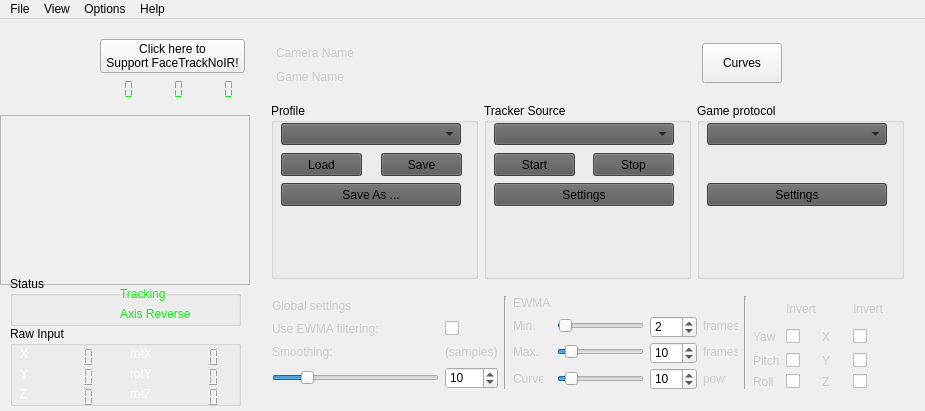
Above: FaceTrackNoIR/FaceTrackNoIR.ui from aavendan/facetracknoir before the change. Below: the same form after it.
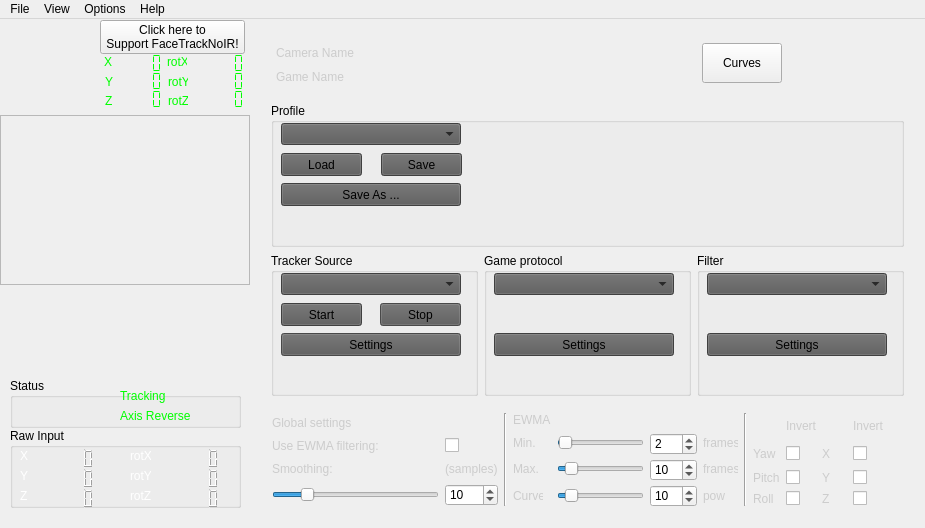
That is the form after the change. Icons and pictures are not drawn.

Commit message: Making Filter-DLL into plug-in

Patch:
```diff
--- a/FaceTrackNoIR/FaceTrackNoIR.ui
+++ b/FaceTrackNoIR/FaceTrackNoIR.ui
@@ -11,7 +11,7 @@
     <x>0</x>
     <y>0</y>
     <width>925</width>
-    <height>411</height>
+    <height>528</height>
    </rect>
   </property>
   <property name="sizePolicy">
@@ -220,7 +220,7 @@
              <property name="geometry">
               <rect>
                <x>100</x>
-               <y>20</y>
+               <y>1</y>
                <width>145</width>
                <height>34</height>
               </rect>
@@ -246,9 +246,9 @@
             <widget class="QLCDNumber" name="lcdNumOutputRotX">
              <property name="geometry">
               <rect>
-               <x>100</x>
-               <y>60</y>
-               <width>41</width>
+               <x>196</x>
+               <y>34</y>
+               <width>50</width>
                <height>21</height>
               </rect>
              </property>
@@ -265,7 +265,7 @@
               <enum>QFrame::Raised</enum>
              </property>
              <property name="numDigits">
-              <number>3</number>
+              <number>5</number>
              </property>
              <property name="segmentStyle">
               <enum>QLCDNumber::Flat</enum>
@@ -274,9 +274,9 @@
             <widget class="QLCDNumber" name="lcdNumOutputRotY">
              <property name="geometry">
               <rect>
-               <x>150</x>
-               <y>60</y>
-               <width>41</width>
+               <x>196</x>
+               <y>52</y>
+               <width>50</width>
                <height>21</height>
               </rect>
              </property>
@@ -293,7 +293,7 @@
               <enum>QFrame::Raised</enum>
              </property>
              <property name="numDigits">
-              <number>3</number>
+              <number>5</number>
              </property>
              <property name="segmentStyle">
               <enum>QLCDNumber::Flat</enum>
@@ -302,9 +302,9 @@
             <widget class="QLCDNumber" name="lcdNumOutputRotZ">
              <property name="geometry">
               <rect>
-               <x>200</x>
-               <y>60</y>
-               <width>41</width>
+               <x>196</x>
+               <y>70</y>
+               <width>50</width>
                <height>21</height>
               </rect>
              </property>
@@ -321,12 +321,192 @@
               <enum>QFrame::Raised</enum>
              </property>
              <property name="numDigits">
-              <number>3</number>
+              <number>5</number>
              </property>
              <property name="segmentStyle">
               <enum>QLCDNumber::Flat</enum>
              </property>
             </widget>
+            <widget class="QLCDNumber" name="lcdNumOutputPosX">
+             <property name="geometry">
+              <rect>
+               <x>114</x>
+               <y>34</y>
+               <width>50</width>
+               <height>21</height>
+              </rect>
+             </property>
+             <property name="autoFillBackground">
+              <bool>false</bool>
+             </property>
+             <property name="styleSheet">
+              <string notr="true">color: rgb(0, 255, 0);</string>
+             </property>
+             <property name="frameShape">
+              <enum>QFrame::NoFrame</enum>
+             </property>
+             <property name="frameShadow">
+              <enum>QFrame::Raised</enum>
+             </property>
+             <property name="numDigits">
+              <number>5</number>
+             </property>
+             <property name="segmentStyle">
+              <enum>QLCDNumber::Flat</enum>
+             </property>
+            </widget>
+            <widget class="QLCDNumber" name="lcdNumOutputPosY">
+             <property name="geometry">
+              <rect>
+               <x>114</x>
+               <y>52</y>
+               <width>50</width>
+               <height>21</height>
+              </rect>
+             </property>
+             <property name="autoFillBackground">
+              <bool>false</bool>
+             </property>
+             <property name="styleSheet">
+              <string notr="true">color: rgb(0, 255, 0);</string>
+             </property>
+             <property name="frameShape">
+              <enum>QFrame::NoFrame</enum>
+             </property>
+             <property name="frameShadow">
+              <enum>QFrame::Raised</enum>
+             </property>
+             <property name="numDigits">
+              <number>5</number>
+             </property>
+             <property name="segmentStyle">
+              <enum>QLCDNumber::Flat</enum>
+             </property>
+            </widget>
+            <widget class="QLCDNumber" name="lcdNumOutputPosZ">
+             <property name="geometry">
+              <rect>
+               <x>114</x>
+               <y>70</y>
+               <width>50</width>
+               <height>21</height>
+              </rect>
+             </property>
+             <property name="autoFillBackground">
+              <bool>false</bool>
+             </property>
+             <property name="styleSheet">
+              <string notr="true">color: rgb(0, 255, 0);</string>
+             </property>
+             <property name="frameShape">
+              <enum>QFrame::NoFrame</enum>
+             </property>
+             <property name="frameShadow">
+              <enum>QFrame::Raised</enum>
+             </property>
+             <property name="numDigits">
+              <number>5</number>
+             </property>
+             <property name="segmentStyle">
+              <enum>QLCDNumber::Flat</enum>
+             </property>
+            </widget>
+            <widget class="QLabel" name="lblX">
+             <property name="geometry">
+              <rect>
+               <x>104</x>
+               <y>35</y>
+               <width>16</width>
+               <height>16</height>
+              </rect>
+             </property>
+             <property name="styleSheet">
+              <string notr="true">color: rgb(0, 255, 0);</string>
+             </property>
+             <property name="text">
+              <string>X</string>
+             </property>
+            </widget>
+            <widget class="QLabel" name="lblY">
+             <property name="geometry">
+              <rect>
+               <x>105</x>
+               <y>55</y>
+               <width>16</width>
+               <height>16</height>
+              </rect>
+             </property>
+             <property name="styleSheet">
+              <string notr="true">color: rgb(0, 255, 0);</string>
+             </property>
+             <property name="text">
+              <string>Y</string>
+             </property>
+            </widget>
+            <widget class="QLabel" name="lblZ">
+             <property name="geometry">
+              <rect>
+               <x>105</x>
+               <y>74</y>
+               <width>16</width>
+               <height>16</height>
+              </rect>
+             </property>
+             <property name="styleSheet">
+              <string notr="true">color: rgb(0, 255, 0);</string>
+             </property>
+             <property name="text">
+              <string>Z</string>
+             </property>
+            </widget>
+            <widget class="QLabel" name="lblRotZ">
+             <property name="geometry">
+              <rect>
+               <x>168</x>
+               <y>74</y>
+               <width>20</width>
+               <height>16</height>
+              </rect>
+             </property>
+             <property name="styleSheet">
+              <string notr="true">color: rgb(0, 255, 0);</string>
+             </property>
+             <property name="text">
+              <string>rotZ</string>
+             </property>
+            </widget>
+            <widget class="QLabel" name="lblRotX">
+             <property name="geometry">
+              <rect>
+               <x>167</x>
+               <y>35</y>
+               <width>20</width>
+               <height>16</height>
+              </rect>
+             </property>
+             <property name="styleSheet">
+              <string notr="true">color: rgb(0, 255, 0);</string>
+             </property>
+             <property name="text">
+              <string>rotX</string>
+             </property>
+            </widget>
+            <widget class="QLabel" name="lblRotY">
+             <property name="geometry">
+              <rect>
+               <x>168</x>
+               <y>55</y>
+               <width>20</width>
+               <height>16</height>
+              </rect>
+             </property>
+             <property name="styleSheet">
+              <string notr="true">color: rgb(0, 255, 0);</string>
+             </property>
+             <property name="text">
+              <string>rotY</string>
+             </property>
+            </widget>
            </widget>
           </item>
          </layout>
@@ -980,161 +1160,6 @@
                </widget>
               </widget>
              </item>
-             <item>
-              <widget class="QGroupBox" name="groupTrackerSource">
-               <property name="minimumSize">
-                <size>
-                 <width>200</width>
-                 <height>120</height>
-                </size>
-               </property>
-               <property name="styleSheet">
-                <string notr="true"/>
-               </property>
-               <property name="title">
-                <string>Tracker Source</string>
-               </property>
-               <widget class="QComboBox" name="iconcomboTrackerSource">
-                <property name="geometry">
-                 <rect>
-                  <x>10</x>
-                  <y>20</y>
-                  <width>180</width>
-                  <height>22</height>
-                 </rect>
-                </property>
-                <property name="styleSheet">
-                 <string notr="true"/>
-                </property>
-                <property name="currentIndex">
-                 <number>-1</number>
-                </property>
-                <property name="maxVisibleItems">
-                 <number>3</number>
-                </property>
-               </widget>
-               <widget class="QPushButton" name="btnShowEngineControls">
-                <property name="enabled">
-                 <bool>false</bool>
-                </property>
-                <property name="geometry">
-                 <rect>
-                  <x>10</x>
-                  <y>80</y>
-                  <width>180</width>
-                  <height>23</height>
-                 </rect>
-                </property>
-                <property name="toolTip">
-                 <string>Change tracker settings</string>
-                </property>
-                <property name="styleSheet">
-                 <string notr="true"/>
-                </property>
-                <property name="text">
-                 <string>Settings</string>
-                </property>
-               </widget>
-               <widget class="QPushButton" name="btnStartTracker">
-                <property name="geometry">
-                 <rect>
-                  <x>10</x>
-                  <y>50</y>
-                  <width>81</width>
-                  <height>23</height>
-                 </rect>
-                </property>
-                <property name="toolTip">
-                 <string>Start the Tracker</string>
-                </property>
-                <property name="styleSheet">
-                 <string notr="true"/>
-                </property>
-                <property name="text">
-                 <string>Start</string>
-                </property>
-               </widget>
-               <widget class="QPushButton" name="btnStopTracker">
-                <property name="enabled">
-                 <bool>false</bool>
-                </property>
-                <property name="geometry">
-                 <rect>
-                  <x>109</x>
-                  <y>50</y>
-                  <width>81</width>
-                  <height>23</height>
-                 </rect>
-                </property>
-                <property name="toolTip">
-                 <string>Stop the Tracker</string>
-                </property>
-                <property name="styleSheet">
-                 <string notr="true"/>
-                </property>
-                <property name="text">
-                 <string>Stop</string>
-                </property>
-               </widget>
-              </widget>
-             </item>
-             <item>
-              <widget class="QGroupBox" name="groupGameProtocol">
-               <property name="minimumSize">
-                <size>
-                 <width>190</width>
-                 <height>100</height>
-                </size>
-               </property>
-               <property name="styleSheet">
-                <string notr="true"/>
-               </property>
-               <property name="title">
-                <string>Game protocol</string>
-               </property>
-               <widget class="QComboBox" name="iconcomboBox">
-                <property name="geometry">
-                 <rect>
-                  <x>10</x>
-                  <y>20</y>
-                  <width>180</width>
-                  <height>22</height>
-                 </rect>
-                </property>
-                <property name="styleSheet">
-                 <string notr="true"/>
-                </property>
-                <property name="currentIndex">
-                 <number>-1</number>
-                </property>
-                <property name="maxVisibleItems">
-                 <number>7</number>
-                </property>
-               </widget>
-               <widget class="QPushButton" name="btnShowServerControls">
-                <property name="enabled">
-                 <bool>true</bool>
-                </property>
-                <property name="geometry">
-                 <rect>
-                  <x>10</x>
-                  <y>80</y>
-                  <width>180</width>
-                  <height>23</height>
-                 </rect>
-                </property>
-                <property name="toolTip">
-                 <string>Change game protocol settings</string>
-                </property>
-                <property name="styleSheet">
-                 <string notr="true"/>
-                </property>
-                <property name="text">
-                 <string>Settings</string>
-                </property>
-               </widget>
-              </widget>
-             </item>
             </layout>
            </item>
            <item row="4" column="0">
@@ -2069,6 +2094,228 @@
              </item>
             </layout>
            </item>
+           <item row="3" column="0">
+            <layout class="QHBoxLayout" name="horizontalLayout_7">
+             <property name="leftMargin">
+              <number>10</number>
+             </property>
+             <property name="rightMargin">
+              <number>10</number>
+             </property>
+             <item>
+              <widget class="QGroupBox" name="groupTrackerSource">
+               <property name="minimumSize">
+                <size>
+                 <width>200</width>
+                 <height>120</height>
+                </size>
+               </property>
+               <property name="styleSheet">
+                <string notr="true"/>
+               </property>
+               <property name="title">
+                <string>Tracker Source</string>
+               </property>
+               <widget class="QComboBox" name="iconcomboTrackerSource">
+                <property name="geometry">
+                 <rect>
+                  <x>10</x>
+                  <y>20</y>
+                  <width>180</width>
+                  <height>22</height>
+                 </rect>
+                </property>
+                <property name="styleSheet">
+                 <string notr="true"/>
+                </property>
+                <property name="currentIndex">
+                 <number>-1</number>
+                </property>
+                <property name="maxVisibleItems">
+                 <number>3</number>
+                </property>
+               </widget>
+               <widget class="QPushButton" name="btnShowEngineControls">
+                <property name="enabled">
+                 <bool>false</bool>
+                </property>
+                <property name="geometry">
+                 <rect>
+                  <x>10</x>
+                  <y>80</y>
+                  <width>180</width>
+                  <height>23</height>
+                 </rect>
+                </property>
+                <property name="toolTip">
+                 <string>Change tracker settings</string>
+                </property>
+                <property name="styleSheet">
+                 <string notr="true"/>
+                </property>
+                <property name="text">
+                 <string>Settings</string>
+                </property>
+               </widget>
+               <widget class="QPushButton" name="btnStartTracker">
+                <property name="geometry">
+                 <rect>
+                  <x>10</x>
+                  <y>50</y>
+                  <width>81</width>
+                  <height>23</height>
+                 </rect>
+                </property>
+                <property name="toolTip">
+                 <string>Start the Tracker</string>
+                </property>
+                <property name="styleSheet">
+                 <string notr="true"/>
+                </property>
+                <property name="text">
+                 <string>Start</string>
+                </property>
+               </widget>
+               <widget class="QPushButton" name="btnStopTracker">
+                <property name="enabled">
+                 <bool>false</bool>
+                </property>
+                <property name="geometry">
+                 <rect>
+                  <x>109</x>
+                  <y>50</y>
+                  <width>81</width>
+                  <height>23</height>
+                 </rect>
+                </property>
+                <property name="toolTip">
+                 <string>Stop the Tracker</string>
+                </property>
+                <property name="styleSheet">
+                 <string notr="true"/>
+                </property>
+                <property name="text">
+                 <string>Stop</string>
+                </property>
+               </widget>
+              </widget>
+             </item>
+             <item>
+              <widget class="QGroupBox" name="groupGameProtocol">
+               <property name="minimumSize">
+                <size>
+                 <width>190</width>
+                 <height>100</height>
+                </size>
+               </property>
+               <property name="styleSheet">
+                <string notr="true"/>
+               </property>
+               <property name="title">
+                <string>Game protocol</string>
+               </property>
+               <widget class="QComboBox" name="iconcomboBox">
+                <property name="geometry">
+                 <rect>
+                  <x>10</x>
+                  <y>20</y>
+                  <width>180</width>
+                  <height>22</height>
+                 </rect>
+                </property>
+                <property name="styleSheet">
+                 <string notr="true"/>
+                </property>
+                <property name="currentIndex">
+                 <number>-1</number>
+                </property>
+                <property name="maxVisibleItems">
+                 <number>7</number>
+                </property>
+               </widget>
+               <widget class="QPushButton" name="btnShowServerControls">
+                <property name="enabled">
+                 <bool>true</bool>
+                </property>
+                <property name="geometry">
+                 <rect>
+                  <x>10</x>
+                  <y>80</y>
+                  <width>180</width>
+                  <height>23</height>
+                 </rect>
+                </property>
+                <property name="toolTip">
+                 <string>Change game protocol settings</string>
+                </property>
+                <property name="styleSheet">
+                 <string notr="true"/>
+                </property>
+                <property name="text">
+                 <string>Settings</string>
+                </property>
+               </widget>
+              </widget>
+             </item>
+             <item>
+              <widget class="QGroupBox" name="groupFilter">
+               <property name="minimumSize">
+                <size>
+                 <width>190</width>
+                 <height>100</height>
+                </size>
+               </property>
+               <property name="styleSheet">
+                <string notr="true"/>
+               </property>
+               <property name="title">
+                <string>Filter</string>
+               </property>
+               <widget class="QComboBox" name="iconcomboFilter">
+                <property name="geometry">
+                 <rect>
+                  <x>10</x>
+                  <y>20</y>
+                  <width>180</width>
+                  <height>22</height>
+                 </rect>
+                </property>
+                <property name="styleSheet">
+                 <string notr="true"/>
+                </property>
+                <property name="currentIndex">
+                 <number>-1</number>
+                </property>
+                <property name="maxVisibleItems">
+                 <number>7</number>
+                </property>
+               </widget>
+               <widget class="QPushButton" name="btnShowFilterControls">
+                <property name="enabled">
+                 <bool>true</bool>
+                </property>
+                <property name="geometry">
+                 <rect>
+                  <x>10</x>
+                  <y>80</y>
+                  <width>180</width>
+                  <height>23</height>
+                 </rect>
+                </property>
+                <property name="toolTip">
+                 <string>Change game protocol settings</string>
+                </property>
+                <property name="styleSheet">
+                 <string notr="true"/>
+                </property>
+                <property name="text">
+                 <string>Settings</string>
+                </property>
+               </widget>
+              </widget>
+             </item>
+            </layout>
+           </item>
           </layout>
          </item>
         </layout>
```
Left out of the diff: 56 changed lines with no effect on the pictures. The commit also changes 7 other files.
